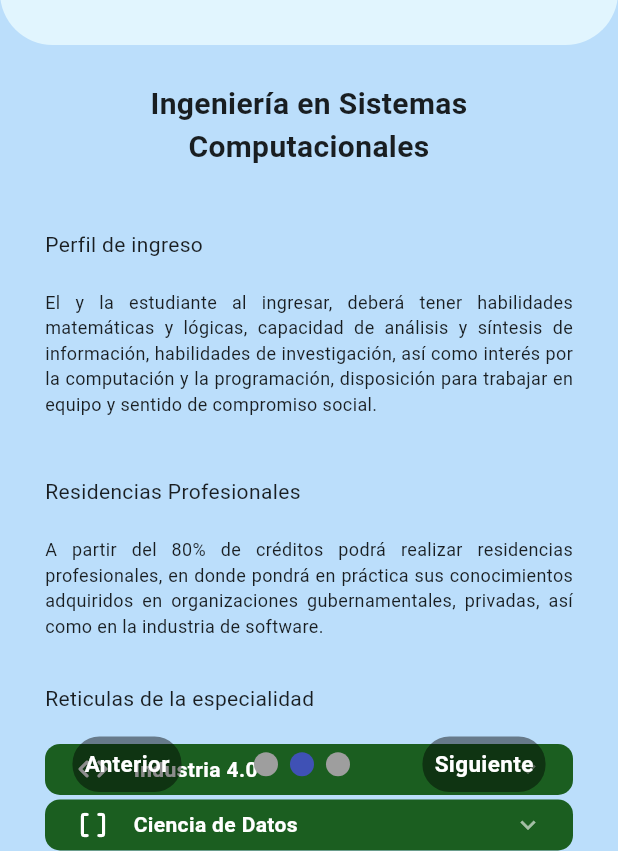
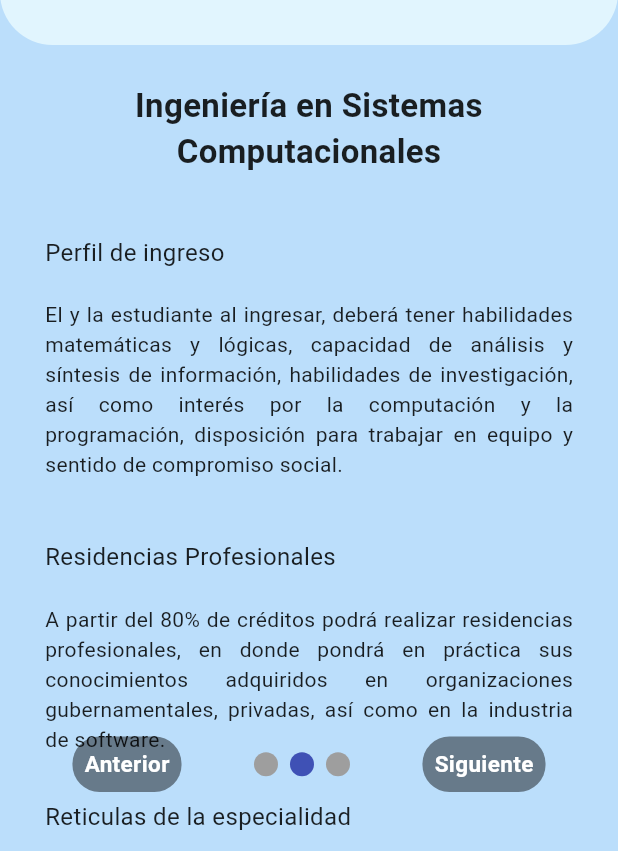
Before and after one commit to Frannqz/AppMoviles, a Flutter app: the OnboardingScreen screen opened directly, after a tap on "Siguiente", on a phone screen of 412 x 824 dp, the part 385-1236 px from its top. Run offline on Flutter 3.47's test engine with Material 3 defaults, Android fonts, the phone set to English and light mode, and no system bars; drawn by our look-alikes of accordion, smooth_page_indicator; our stand-ins replace flutter_signin_button, image_picker, lottie, sqflite; missing offline and left inert: day_night_switcher, splash_view; accounts and stored records are empty; network calls fail.

Commit message:
Detalles finales de las screens

```diff
--- a/lib/screens/Onboardings/IntroPage1.dart
+++ b/lib/screens/Onboardings/IntroPage1.dart
@@ -23,7 +23,7 @@ class IntroPage1 extends StatelessWidget {
                 "Tecnológico Nacional de México en Celaya",
                 textAlign: TextAlign.center,
                 style: TextStyle(
-                  fontSize: 20,
+                  fontSize: 22,
                   color: Colors.black87,
                   fontWeight: FontWeight.bold,
                 ),
@@ -35,8 +35,8 @@ class IntroPage1 extends StatelessWidget {
                 "El Instituto Tecnológico de Celaya es una institución de educación superior localizada en la ciudad de Celaya, Gto. Es dependiente, al igual que varios institutos tecnológicos, orgánica y funcionalmente del Gobierno Federal.",
                 textAlign: TextAlign.justify,
                 style: TextStyle(
-                  fontSize: 14,
-                  color: Colors.black87,
+                  fontSize: 18,
+                  color: Colors.black,
                 ),
               ),
             ),
@@ -56,7 +56,7 @@ class IntroPage1 extends StatelessWidget {
                       _launchURL();
                     },
                     child: Container(
-                      margin: const EdgeInsets.only(right: 30),
+                      margin: const EdgeInsets.only(right: 40),
                       child: const Column(
                         crossAxisAlignment: CrossAxisAlignment.start,
                         children: [
@@ -64,7 +64,7 @@ class IntroPage1 extends StatelessWidget {
                             "Antonio García Cubas 600, Fovissste, 38010 Celaya, Gto.",
                             textAlign: TextAlign.start,
                             style: TextStyle(
-                              fontSize: 14,
+                              fontSize: 16,
                               decoration: TextDecoration.underline,
                             ),
                           ),
@@ -81,7 +81,7 @@ class IntroPage1 extends StatelessWidget {
               mainAxisAlignment: MainAxisAlignment.spaceBetween,
               children: [
                 Container(
-                  margin: const EdgeInsets.only(left: 60, top: 10, bottom: 100),
+                  margin: const EdgeInsets.only(left: 60, top: 10, bottom: 135),
                   width: 55,
                   child: Lottie.network(
                     "https://lottie.host/549c8ce1-a475-4581-972d-e37daeb9e2d7/FqjWnhYMCN.json",
@@ -97,14 +97,15 @@ class IntroPage1 extends StatelessWidget {
                           "Telefono:",
                           textAlign: TextAlign.start,
                           style: TextStyle(
-                            fontSize: 14,
+                            fontSize: 16,
                           ),
                         ),
+                        SizedBox(height: 10),
                         Text(
                           "461 611 7575",
                           textAlign: TextAlign.start,
                           style: TextStyle(
-                            fontSize: 14,
+                            fontSize: 16,
                           ),
                         ),
                       ],
--- a/lib/screens/Onboardings/IntroPage2.dart
+++ b/lib/screens/Onboardings/IntroPage2.dart
@@ -48,7 +48,7 @@ class IntroPage2 extends StatelessWidget {
                 "Ingeniería en Sistemas Computacionales",
                 textAlign: TextAlign.center,
                 style: TextStyle(
-                    fontSize: 20,
+                    fontSize: 22,
                     color: Colors.black87,
                     fontWeight: FontWeight.bold),
               ),
@@ -62,7 +62,7 @@ class IntroPage2 extends StatelessWidget {
                   Text(
                     "Perfil de ingreso",
                     style: TextStyle(
-                      fontSize: 14,
+                      fontSize: 16,
                       color: Colors.black87,
                     ),
                   ),
@@ -71,7 +71,7 @@ class IntroPage2 extends StatelessWidget {
                     "El y la estudiante al ingresar, deberá tener habilidades matemáticas y lógicas, capacidad de análisis y síntesis de información, habilidades de investigación, así como interés por la computación y la programación, disposición para trabajar en equipo y sentido de compromiso social.",
                     textAlign: TextAlign.justify,
                     style: TextStyle(
-                      fontSize: 12,
+                      fontSize: 14,
                       color: Colors.black87,
                     ),
                   ),
@@ -87,7 +87,7 @@ class IntroPage2 extends StatelessWidget {
                   Text(
                     "Residencias Profesionales",
                     style: TextStyle(
-                      fontSize: 14,
+                      fontSize: 16,
                       color: Colors.black87,
                     ),
                   ),
@@ -96,7 +96,7 @@ class IntroPage2 extends StatelessWidget {
                     "A partir del 80% de créditos podrá realizar residencias profesionales, en donde pondrá en práctica sus conocimientos adquiridos en organizaciones gubernamentales, privadas, así como en la industria de software.",
                     textAlign: TextAlign.justify,
                     style: TextStyle(
-                      fontSize: 12,
+                      fontSize: 14,
                       color: Colors.black87,
                     ),
                   ),
@@ -113,7 +113,7 @@ class IntroPage2 extends StatelessWidget {
                   Text(
                     "Reticulas de la especialidad",
                     style: TextStyle(
-                      fontSize: 14,
+                      fontSize: 16,
                       color: Colors.black87,
                     ),
                   ),
--- a/lib/screens/Onboardings/IntroPage3.dart
+++ b/lib/screens/Onboardings/IntroPage3.dart
@@ -9,7 +9,7 @@ class IntroPage3 extends StatelessWidget {
     return Container(
       color: Colors.amber[200],
       child: Padding(
-        padding: const EdgeInsets.all(20.0),
+        padding: const EdgeInsets.all(30.0),
         child: Column(
           crossAxisAlignment: CrossAxisAlignment.start,
           children: [
@@ -21,10 +21,10 @@ class IntroPage3 extends StatelessWidget {
             ),
             const SizedBox(height: 10), // Espacio entre el texto y la animación
             const Text(
-              "Infraestructura dentro la Ing. en Sistemas",
+              "Infraestructura dentro la Ing. en Sistemas Computacionales",
               textAlign: TextAlign.center,
               style: TextStyle(
-                fontSize: 20,
+                fontSize: 22,
                 fontWeight: FontWeight.bold,
                 color: Colors.black87,
               ),
@@ -35,7 +35,7 @@ class IntroPage3 extends StatelessWidget {
               "Cuenta con laboratorios equipados con tecnología de primer nivel en el desarrollo de competencias de las asignaturas que conforman el plan de estudios.",
               textAlign: TextAlign.justify,
               style: TextStyle(
-                fontSize: 14,
+                fontSize: 16,
                 color: Colors.black87,
               ),
             ),
@@ -45,7 +45,7 @@ class IntroPage3 extends StatelessWidget {
             const Text(
               "Laboratorios:",
               style: TextStyle(
-                fontSize: 16,
+                fontSize: 18,
                 color: Colors.black87,
               ),
             ),
@@ -60,28 +60,28 @@ class IntroPage3 extends StatelessWidget {
                   Text(
                     "- Laboratorio de Sistemas Operativos",
                     style: TextStyle(
-                      fontSize: 14,
+                      fontSize: 16,
                       color: Colors.black87,
                     ),
                   ),
                   Text(
                     "- Laboratorio de redes",
                     style: TextStyle(
-                      fontSize: 14,
+                      fontSize: 16,
                       color: Colors.black87,
                     ),
                   ),
                   Text(
                     "- Laboratorio de arquitectura de computadoras",
                     style: TextStyle(
-                      fontSize: 14,
+                      fontSize: 16,
                       color: Colors.black87,
                     ),
                   ),
                   Text(
                     "- Laboratorio de programación",
                     style: TextStyle(
-                      fontSize: 14,
+                      fontSize: 16,
                       color: Colors.black87,
                     ),
                   ),
@@ -90,11 +90,11 @@ class IntroPage3 extends StatelessWidget {
             ),
             const SizedBox(
                 height:
-                    30), // Espacio entre la lista de laboratorios y la nueva sección
+                    40), // Espacio entre la lista de laboratorios y la nueva sección
             const Text(
               "Salones en edificio:",
               style: TextStyle(
-                fontSize: 16,
+                fontSize: 18,
                 color: Colors.black87,
               ),
             ),
@@ -109,7 +109,7 @@ class IntroPage3 extends StatelessWidget {
                   Text(
                     "- Planta Baja:",
                     style: TextStyle(
-                      fontSize: 14,
+                      fontSize: 16,
                       color: Colors.black87,
                     ),
                   ),
@@ -123,6 +123,7 @@ class IntroPage3 extends StatelessWidget {
                 ],
               ),
             ),
+            const SizedBox(height: 15),
             const Padding(
               padding: EdgeInsets.only(left: 30),
               child: Column(
@@ -131,7 +132,7 @@ class IntroPage3 extends StatelessWidget {
                   Text(
                     "- Planta Alta:",
                     style: TextStyle(
-                      fontSize: 14,
+                      fontSize: 16,
                       color: Colors.black87,
                     ),
                   ),
```
